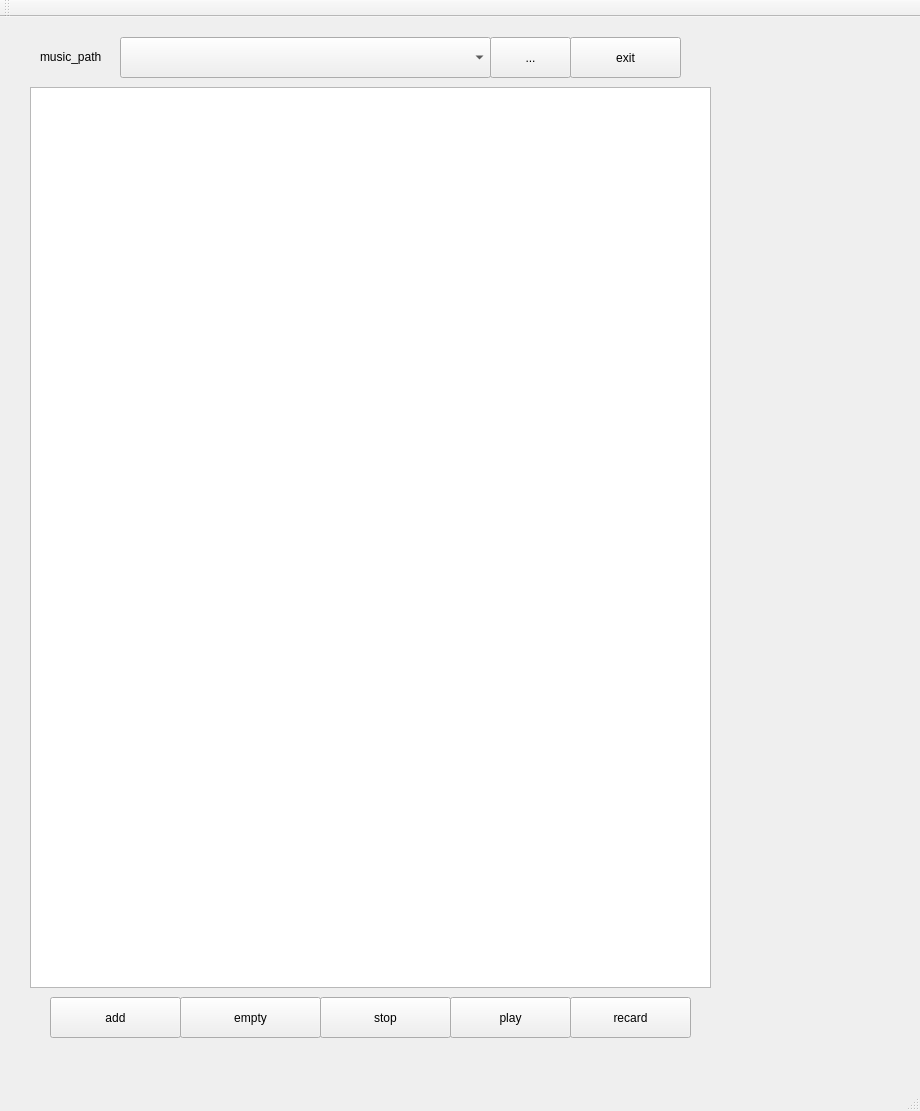
Before: the Qt Designer form quectel-app/qt/music/mainwindow.ui in randcd-APY/QuectelShare, drawn with Qt 5.
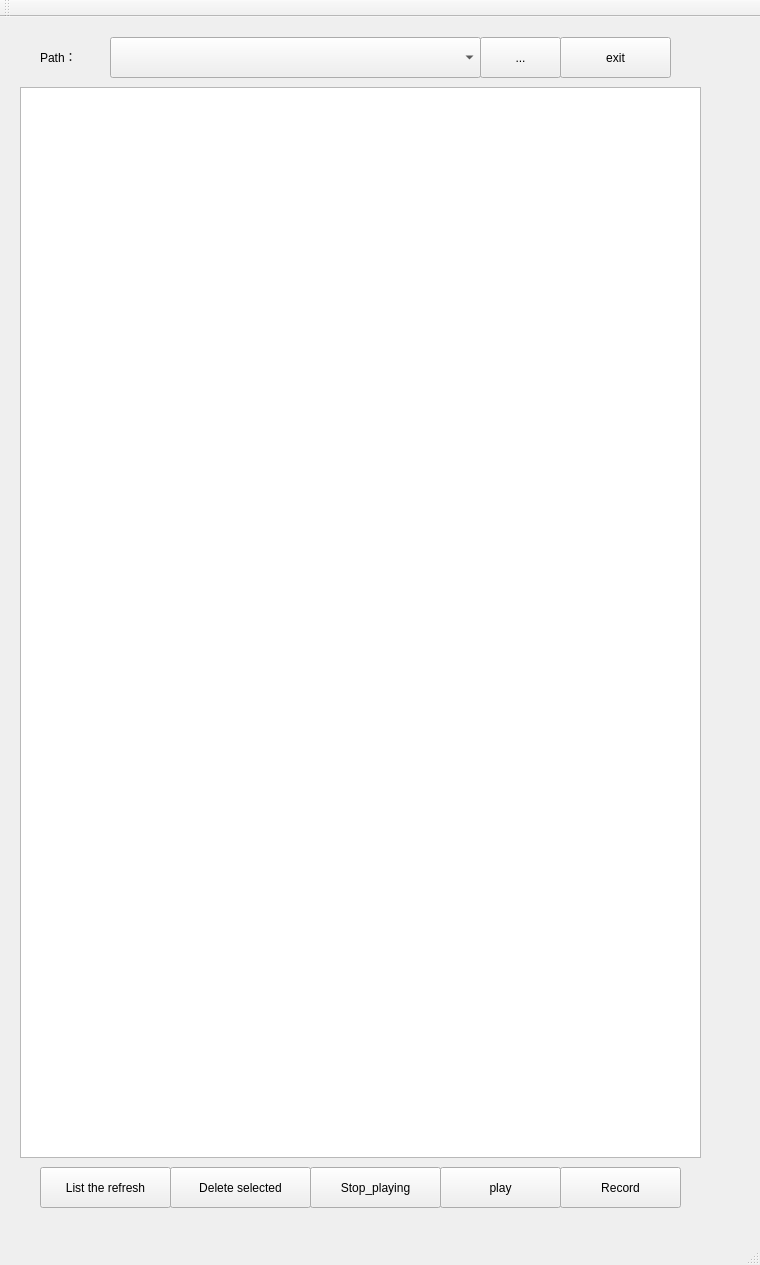
After: the same form once the commit is applied.

```diff
--- a/quectel-app/qt/music/mainwindow.ui
+++ b/quectel-app/qt/music/mainwindow.ui
@@ -6,8 +6,8 @@
    <rect>
     <x>0</x>
     <y>0</y>
-    <width>920</width>
-    <height>1111</height>
+    <width>760</width>
+    <height>1265</height>
    </rect>
   </property>
   <property name="windowTitle">
@@ -17,8 +17,8 @@
    <widget class="QPushButton" name="pushButton_4">
     <property name="geometry">
      <rect>
-      <x>450</x>
-      <y>980</y>
+      <x>440</x>
+      <y>1150</y>
       <width>121</width>
       <height>41</height>
      </rect>
@@ -39,7 +39,7 @@
    <widget class="QToolButton" name="toolButton">
     <property name="geometry">
      <rect>
-      <x>490</x>
+      <x>480</x>
       <y>20</y>
       <width>81</width>
       <height>41</height>
@@ -58,7 +58,7 @@
    <widget class="QComboBox" name="comboBox">
     <property name="geometry">
      <rect>
-      <x>120</x>
+      <x>110</x>
       <y>20</y>
       <width>371</width>
       <height>41</height>
@@ -74,8 +74,8 @@
    <widget class="QPushButton" name="pushButton_3">
     <property name="geometry">
      <rect>
-      <x>320</x>
-      <y>980</y>
+      <x>310</x>
+      <y>1150</y>
       <width>131</width>
       <height>41</height>
      </rect>
@@ -87,14 +87,14 @@
      </sizepolicy>
     </property>
     <property name="text">
-     <string>stop</string>
+     <string>Stop_playing</string>
     </property>
    </widget>
    <widget class="QPushButton" name="pushButton_2">
     <property name="geometry">
      <rect>
-      <x>50</x>
-      <y>980</y>
+      <x>40</x>
+      <y>1150</y>
       <width>131</width>
       <height>41</height>
      </rect>
@@ -106,14 +106,14 @@
      </sizepolicy>
     </property>
     <property name="text">
-     <string>add</string>
+     <string>List the refresh</string>
     </property>
    </widget>
    <widget class="QPushButton" name="pushButton">
     <property name="geometry">
      <rect>
-      <x>180</x>
-      <y>980</y>
+      <x>170</x>
+      <y>1150</y>
       <width>141</width>
       <height>41</height>
      </rect>
@@ -125,13 +125,13 @@
      </sizepolicy>
     </property>
     <property name="text">
-     <string>empty</string>
+     <string>Delete selected</string>
     </property>
    </widget>
    <widget class="QPushButton" name="pushButton_5">
     <property name="geometry">
      <rect>
-      <x>570</x>
+      <x>560</x>
       <y>20</y>
       <width>111</width>
       <height>41</height>
@@ -152,7 +152,7 @@
      <rect>
       <x>40</x>
       <y>30</y>
-      <width>61</width>
+      <width>51</width>
       <height>20</height>
      </rect>
     </property>
@@ -163,14 +163,14 @@
      </sizepolicy>
     </property>
     <property name="text">
-     <string>music_path</string>
+     <string>Path：</string>
     </property>
    </widget>
    <widget class="QPushButton" name="pushButton_6">
     <property name="geometry">
      <rect>
-      <x>570</x>
-      <y>980</y>
+      <x>560</x>
+      <y>1150</y>
       <width>121</width>
       <height>41</height>
      </rect>
@@ -182,16 +182,16 @@
      </sizepolicy>
     </property>
     <property name="text">
-     <string>recard</string>
+     <string>Record</string>
     </property>
    </widget>
    <widget class="QListView" name="listView">
     <property name="geometry">
      <rect>
-      <x>30</x>
+      <x>20</x>
       <y>70</y>
       <width>681</width>
-      <height>901</height>
+      <height>1071</height>
      </rect>
     </property>
     <property name="sizePolicy">
```
Left out of the diff: 2 changed lines with no effect on the pictures.
